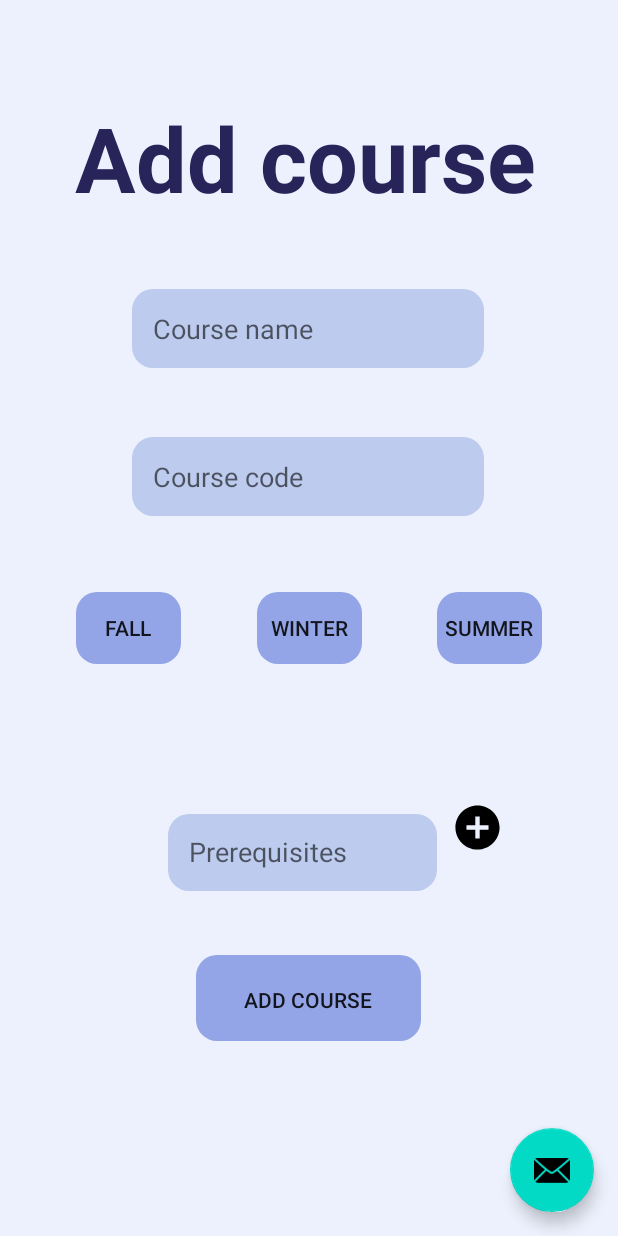
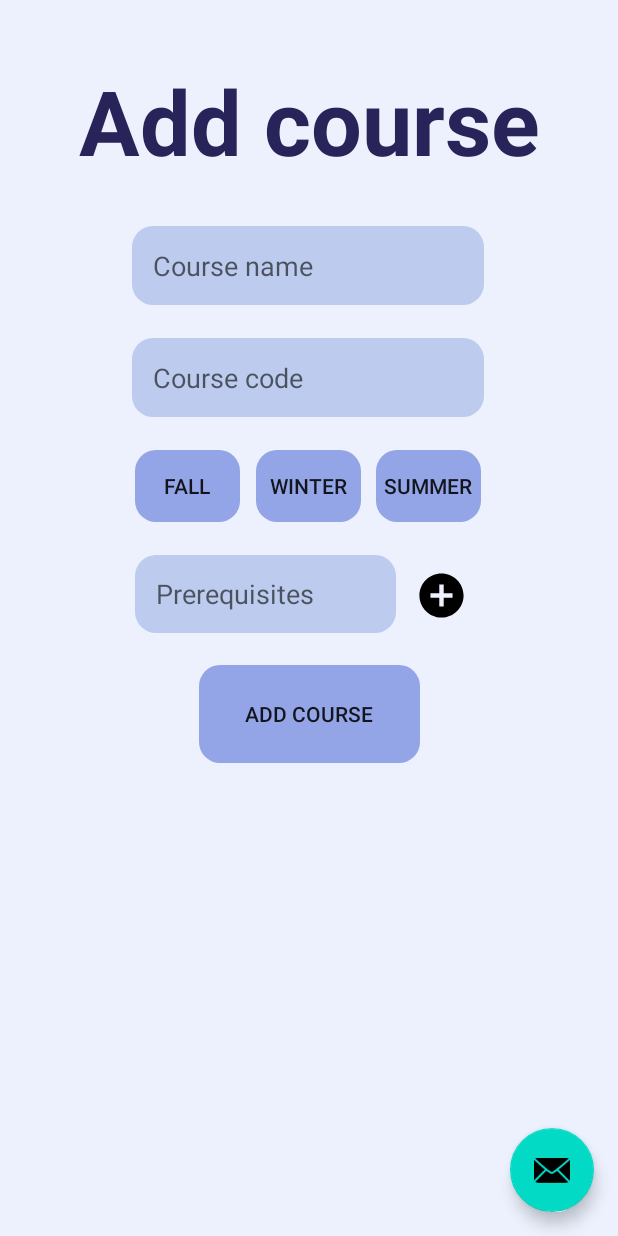
Before and after one commit to MuhannadJam/Group-Project-B07, an Android app: the admin_add_course screen opened through its navigation route, on a phone screen of 412 x 824 dp. Run offline under Robolectric (Android 15) with nearby library versions, the phone set to English and light mode, and no system bars; our stand-ins replace Firebase (no records; nobody signed in at launch, a user with empty details on screens opened directly), navigation-ui; Roboto replaces fonts that are not available here.

Commit message:
fixed admin_add_course
fixed the constraints of admin_add_course

```diff
--- a/app/src/main/res/layout/admin_add_course.xml
+++ b/app/src/main/res/layout/admin_add_course.xml
@@ -12,136 +12,129 @@
         android:id="@+id/add_course"
         android:layout_width="wrap_content"
         android:layout_height="wrap_content"
+        android:layout_marginStart="52dp"
+        android:layout_marginTop="40dp"
+        android:layout_marginEnd="52dp"
         android:text="@string/add_course"
         android:textColor="@color/DarkBlue"
         android:textSize="60sp"
         android:textStyle="bold"
-        app:layout_constraintBottom_toBottomOf="parent"
         app:layout_constraintEnd_toEndOf="parent"
-        app:layout_constraintHorizontal_bias="0.48"
         app:layout_constraintStart_toStartOf="parent"
-        app:layout_constraintTop_toTopOf="parent"
-        app:layout_constraintVertical_bias="0.087" />
+        app:layout_constraintTop_toTopOf="parent" />
 
     <EditText
         android:id="@+id/addcourse_code"
         android:layout_width="wrap_content"
         android:layout_height="wrap_content"
+        android:layout_marginStart="90dp"
+        android:layout_marginTop="22dp"
+        android:layout_marginEnd="91dp"
         android:background="@drawable/roundstyle"
         android:backgroundTint="@color/AlternateBlue"
         android:ems="11"
         android:hint="Course code"
         android:padding="14dp"
-        app:layout_constraintBottom_toBottomOf="parent"
         app:layout_constraintEnd_toEndOf="parent"
-        app:layout_constraintHorizontal_bias="0.497"
         app:layout_constraintStart_toStartOf="parent"
-        app:layout_constraintTop_toTopOf="parent"
-        app:layout_constraintVertical_bias="0.378" />
+        app:layout_constraintTop_toBottomOf="@+id/addcourse_name" />
 
     <androidx.appcompat.widget.AppCompatButton
         android:id="@+id/button_admin_summer"
         android:layout_width="70dp"
         android:layout_height="48dp"
+        android:layout_marginTop="22dp"
+        android:layout_marginEnd="91dp"
         android:background="@drawable/roundstyle"
         android:backgroundTint="@color/MediumBlue"
         android:text="Summer"
-        app:layout_constraintBottom_toBottomOf="parent"
         app:layout_constraintEnd_toEndOf="parent"
-        app:layout_constraintHorizontal_bias="0.5"
-        app:layout_constraintStart_toEndOf="@+id/button_admin_winter"
-        app:layout_constraintTop_toTopOf="parent"
-        app:layout_constraintVertical_bias="0.509" />
+        app:layout_constraintTop_toBottomOf="@+id/addcourse_code" />
 
     <ImageButton
         android:id="@+id/imageButton4"
         android:layout_width="53dp"
         android:layout_height="53dp"
+        android:layout_marginTop="22dp"
+        android:layout_marginEnd="91dp"
         android:background="@color/LightBlue"
         android:backgroundTint="@color/LightBlue"
-        app:layout_constraintBottom_toBottomOf="parent"
         app:layout_constraintEnd_toEndOf="parent"
-        app:layout_constraintHorizontal_bias="0.0"
-        app:layout_constraintStart_toEndOf="@+id/addcourse_prereq"
         app:layout_constraintTop_toBottomOf="@+id/button_admin_summer"
-        app:layout_constraintVertical_bias="0.251"
         app:srcCompat="@drawable/add_circle_logo" />
 
     <EditText
         android:id="@+id/addcourse_name"
         android:layout_width="wrap_content"
         android:layout_height="wrap_content"
+        android:layout_marginStart="90dp"
+        android:layout_marginTop="30dp"
+        android:layout_marginEnd="91dp"
         android:background="@drawable/roundstyle"
         android:backgroundTint="@color/AlternateBlue"
         android:ems="11"
         android:hint="Course name"
         android:padding="14dp"
-        app:layout_constraintBottom_toBottomOf="parent"
         app:layout_constraintEnd_toEndOf="parent"
-        app:layout_constraintHorizontal_bias="0.497"
         app:layout_constraintStart_toStartOf="parent"
-        app:layout_constraintTop_toTopOf="parent"
-        app:layout_constraintVertical_bias="0.25" />
+        app:layout_constraintTop_toBottomOf="@+id/add_course" />
 
     <androidx.appcompat.widget.AppCompatButton
         android:id="@+id/button_admin_fall"
         android:layout_width="70dp"
         android:layout_height="48dp"
+        android:layout_marginStart="90dp"
+        android:layout_marginTop="22dp"
         android:background="@drawable/roundstyle"
         android:backgroundTint="@color/MediumBlue"
         android:text="Fall"
-        app:layout_constraintBottom_toBottomOf="parent"
-        app:layout_constraintEnd_toStartOf="@+id/button_admin_winter"
-        app:layout_constraintHorizontal_bias="0.5"
         app:layout_constraintStart_toStartOf="parent"
-        app:layout_constraintTop_toTopOf="parent"
-        app:layout_constraintVertical_bias="0.509" />
+        app:layout_constraintTop_toBottomOf="@+id/addcourse_code" />
 
     <androidx.appcompat.widget.AppCompatButton
         android:id="@+id/button_add"
-        android:layout_width="150dp"
-        android:layout_height="57dp"
+        android:layout_width="147dp"
+        android:layout_height="65dp"
+        android:layout_marginStart="132dp"
+        android:layout_marginTop="20dp"
+        android:layout_marginEnd="132dp"
         android:background="@drawable/roundstyle"
         android:backgroundTint="@color/MediumBlue"
         android:padding="20dp"
         android:text="@string/add_course"
-        app:layout_constraintBottom_toBottomOf="parent"
         app:layout_constraintEnd_toEndOf="parent"
-        app:layout_constraintHorizontal_bias="0.498"
         app:layout_constraintStart_toStartOf="parent"
-        app:layout_constraintTop_toTopOf="parent"
-        app:layout_constraintVertical_bias="0.83" />
+        app:layout_constraintTop_toBottomOf="@+id/imageButton4" />
 
     <androidx.appcompat.widget.AppCompatButton
         android:id="@+id/button_admin_winter"
         android:layout_width="70dp"
         android:layout_height="48dp"
+        android:layout_marginStart="10dp"
+        android:layout_marginTop="22dp"
+        android:layout_marginEnd="10dp"
         android:background="@drawable/roundstyle"
         android:backgroundTint="@color/MediumBlue"
         android:text="Winter"
-        app:layout_constraintBottom_toBottomOf="parent"
         app:layout_constraintEnd_toStartOf="@+id/button_admin_summer"
-        app:layout_constraintHorizontal_bias="0.5"
         app:layout_constraintStart_toEndOf="@+id/button_admin_fall"
-        app:layout_constraintTop_toTopOf="@+id/add_course"
-        app:layout_constraintVertical_bias="0.464" />
+        app:layout_constraintTop_toBottomOf="@+id/addcourse_code" />
 
     <EditText
         android:id="@+id/addcourse_prereq"
-        android:layout_width="179dp"
-        android:layout_height="51dp"
-        android:layout_marginBottom="28dp"
+        android:layout_width="174dp"
+        android:layout_height="52dp"
+        android:layout_marginStart="90dp"
+        android:layout_marginTop="22dp"
+        android:layout_marginEnd="3dp"
         android:background="@drawable/roundstyle"
         android:backgroundTint="@color/AlternateBlue"
         android:ems="11"
         android:hint="Prerequisites"
         android:inputType="textPersonName"
         android:padding="14dp"
-        app:layout_constraintBottom_toTopOf="@+id/button_add"
-        app:layout_constraintEnd_toEndOf="parent"
-        app:layout_constraintHorizontal_bias="0.482"
+        app:layout_constraintEnd_toStartOf="@+id/imageButton4"
         app:layout_constraintStart_toStartOf="parent"
-        app:layout_constraintTop_toBottomOf="@+id/button_admin_fall"
-        app:layout_constraintVertical_bias="0.87" />
+        app:layout_constraintTop_toBottomOf="@+id/button_admin_winter" />
 
 </androidx.constraintlayout.widget.ConstraintLayout>
```
